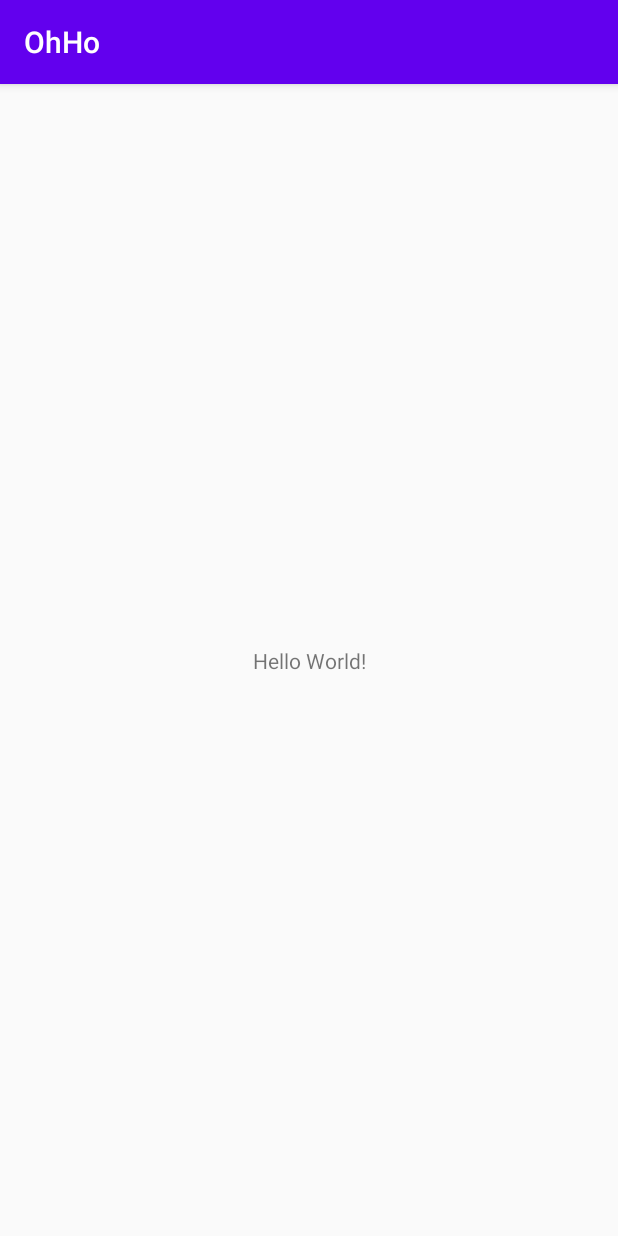
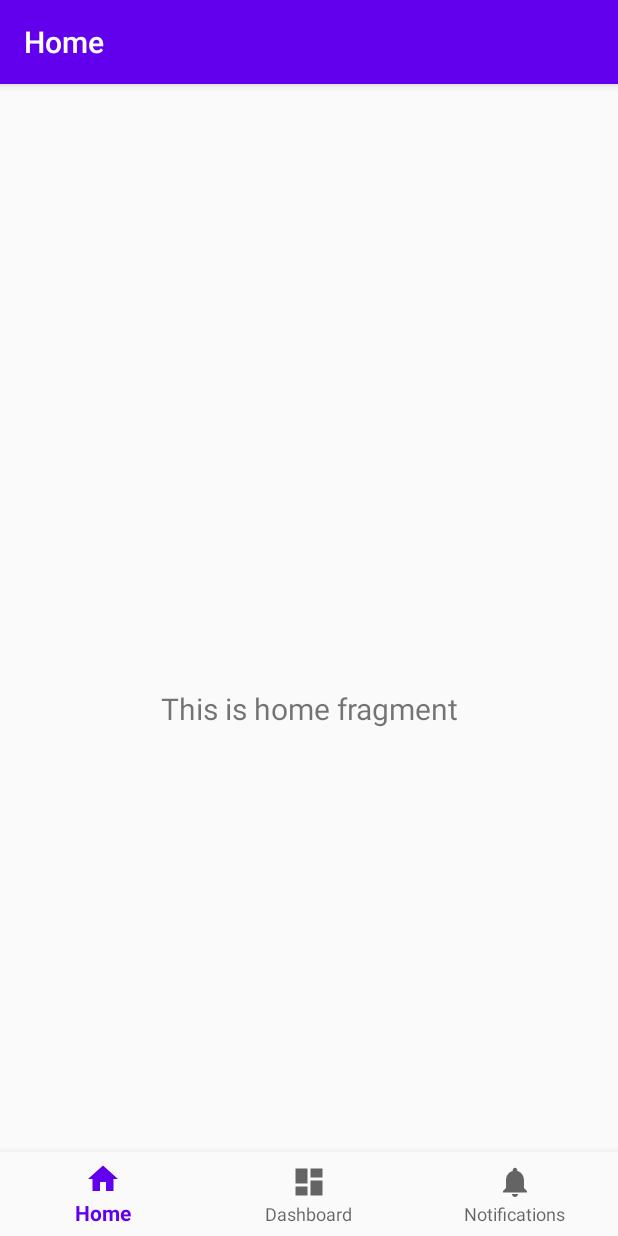
Before and after one commit to LeoCheung0221/OhHo, an Android app: the screen it shows after launch (MainActivity), on a phone screen of 412 x 824 dp. Run offline under Robolectric (Android 15) with nearby library versions, the phone set to English and light mode, and no system bars; our stand-ins replace navigation-ui.

Commit message:
init project

```diff
--- a/app/build.gradle
+++ b/app/build.gradle
@@ -25,7 +25,11 @@ android {
 dependencies {
     implementation fileTree(dir: "libs", include: ["*.jar"])
     implementation 'androidx.appcompat:appcompat:1.2.0'
+    implementation 'com.google.android.material:material:1.2.1'
     implementation 'androidx.constraintlayout:constraintlayout:2.0.1'
+    implementation 'androidx.navigation:navigation-fragment:2.3.0'
+    implementation 'androidx.navigation:navigation-ui:2.3.0'
+    implementation 'androidx.lifecycle:lifecycle-extensions:2.2.0'
     testImplementation 'junit:junit:4.12'
     androidTestImplementation 'androidx.test.ext:junit:1.1.2'
     androidTestImplementation 'androidx.test.espresso:espresso-core:3.3.0'
--- a/app/src/main/java/com/tufusi/ohho/MainActivity.java
+++ b/app/src/main/java/com/tufusi/ohho/MainActivity.java
@@ -1,8 +1,14 @@
 package com.tufusi.ohho;
 
+import android.os.Bundle;
+
 import androidx.appcompat.app.AppCompatActivity;
+import androidx.navigation.NavController;
+import androidx.navigation.Navigation;
+import androidx.navigation.ui.AppBarConfiguration;
+import androidx.navigation.ui.NavigationUI;
 
-import android.os.Bundle;
+import com.google.android.material.bottomnavigation.BottomNavigationView;
 
 public class MainActivity extends AppCompatActivity {
 
@@ -10,5 +16,15 @@ public class MainActivity extends AppCompatActivity {
     protected void onCreate(Bundle savedInstanceState) {
         super.onCreate(savedInstanceState);
         setContentView(R.layout.activity_main);
+        BottomNavigationView navView = findViewById(R.id.nav_view);
+        // Passing each menu ID as a set of Ids because each
+        // menu should be considered as top level destinations.
+        AppBarConfiguration appBarConfiguration = new AppBarConfiguration.Builder(
+                R.id.navigation_home, R.id.navigation_dashboard, R.id.navigation_notifications)
+                .build();
+        NavController navController = Navigation.findNavController(this, R.id.nav_host_fragment);
+        NavigationUI.setupActionBarWithNavController(this, navController, appBarConfiguration);
+        NavigationUI.setupWithNavController(navView, navController);
     }
+
 }
--- /dev/null
+++ b/app/src/main/java/com/tufusi/ohho/ui/home/HomeFragment.java
@@ -0,0 +1,36 @@
+package com.tufusi.ohho.ui.home;
+
+import android.os.Bundle;
+import android.view.LayoutInflater;
+import android.view.View;
+import android.view.ViewGroup;
+import android.widget.TextView;
+
+import androidx.annotation.NonNull;
+import androidx.annotation.Nullable;
+import androidx.fragment.app.Fragment;
+import androidx.lifecycle.Observer;
+import androidx.lifecycle.ViewModelProviders;
+
+import com.tufusi.ohho.R;
+
+public class HomeFragment extends Fragment {
+
+    private HomeViewModel homeViewModel;
+
+    @Override
+    public View onCreateView(@NonNull LayoutInflater inflater,
+                             ViewGroup container, Bundle savedInstanceState) {
+        homeViewModel =
+                ViewModelProviders.of(this).get(HomeViewModel.class);
+        View root = inflater.inflate(R.layout.fragment_home, container, false);
+        final TextView textView = root.findViewById(R.id.text_home);
+        homeViewModel.getText().observe(getViewLifecycleOwner(), new Observer<String>() {
+            @Override
+            public void onChanged(@Nullable String s) {
+                textView.setText(s);
+            }
+        });
+        return root;
+    }
+}
--- /dev/null
+++ b/app/src/main/java/com/tufusi/ohho/ui/home/HomeViewModel.java
@@ -0,0 +1,19 @@
+package com.tufusi.ohho.ui.home;
+
+import androidx.lifecycle.LiveData;
+import androidx.lifecycle.MutableLiveData;
+import androidx.lifecycle.ViewModel;
+
+public class HomeViewModel extends ViewModel {
+
+    private MutableLiveData<String> mText;
+
+    public HomeViewModel() {
+        mText = new MutableLiveData<>();
+        mText.setValue("This is home fragment");
+    }
+
+    public LiveData<String> getText() {
+        return mText;
+    }
+}
--- /dev/null
+++ b/app/src/main/res/drawable/ic_dashboard_black_24dp.xml
@@ -0,0 +1,9 @@
+<vector xmlns:android="http://schemas.android.com/apk/res/android"
+    android:width="24dp"
+    android:height="24dp"
+    android:viewportWidth="24.0"
+    android:viewportHeight="24.0">
+    <path
+        android:fillColor="#FF000000"
+        android:pathData="M3,13h8L11,3L3,3v10zM3,21h8v-6L3,15v6zM13,21h8L21,11h-8v10zM13,3v6h8L21,3h-8z" />
+</vector>
--- /dev/null
+++ b/app/src/main/res/drawable/ic_home_black_24dp.xml
@@ -0,0 +1,9 @@
+<vector xmlns:android="http://schemas.android.com/apk/res/android"
+    android:width="24dp"
+    android:height="24dp"
+    android:viewportWidth="24.0"
+    android:viewportHeight="24.0">
+    <path
+        android:fillColor="#FF000000"
+        android:pathData="M10,20v-6h4v6h5v-8h3L12,3 2,12h3v8z" />
+</vector>
--- /dev/null
+++ b/app/src/main/res/drawable/ic_notifications_black_24dp.xml
@@ -0,0 +1,9 @@
+<vector xmlns:android="http://schemas.android.com/apk/res/android"
+    android:width="24dp"
+    android:height="24dp"
+    android:viewportWidth="24.0"
+    android:viewportHeight="24.0">
+    <path
+        android:fillColor="#FF000000"
+        android:pathData="M12,22c1.1,0 2,-0.9 2,-2h-4c0,1.1 0.89,2 2,2zM18,16v-5c0,-3.07 -1.64,-5.64 -4.5,-6.32L13.5,4c0,-0.83 -0.67,-1.5 -1.5,-1.5s-1.5,0.67 -1.5,1.5v0.68C7.63,5.36 6,7.92 6,11v5l-2,2v1h16v-1l-2,-2z" />
+</vector>
--- a/app/src/main/res/layout/activity_main.xml
+++ b/app/src/main/res/layout/activity_main.xml
@@ -1,18 +1,33 @@
 <?xml version="1.0" encoding="utf-8"?>
 <androidx.constraintlayout.widget.ConstraintLayout xmlns:android="http://schemas.android.com/apk/res/android"
     xmlns:app="http://schemas.android.com/apk/res-auto"
-    xmlns:tools="http://schemas.android.com/tools"
+    android:id="@+id/container"
     android:layout_width="match_parent"
     android:layout_height="match_parent"
-    tools:context=".MainActivity">
+    android:paddingTop="?attr/actionBarSize">
 
-    <TextView
-        android:layout_width="wrap_content"
+    <com.google.android.material.bottomnavigation.BottomNavigationView
+        android:id="@+id/nav_view"
+        android:layout_width="0dp"
         android:layout_height="wrap_content"
-        android:text="Hello World!"
+        android:layout_marginStart="0dp"
+        android:layout_marginEnd="0dp"
+        android:background="?android:attr/windowBackground"
         app:layout_constraintBottom_toBottomOf="parent"
         app:layout_constraintLeft_toLeftOf="parent"
         app:layout_constraintRight_toRightOf="parent"
-        app:layout_constraintTop_toTopOf="parent" />
+        app:menu="@menu/bottom_nav_menu" />
+
+    <fragment
+        android:id="@+id/nav_host_fragment"
+        android:name="androidx.navigation.fragment.NavHostFragment"
+        android:layout_width="match_parent"
+        android:layout_height="match_parent"
+        app:defaultNavHost="true"
+        app:layout_constraintBottom_toTopOf="@id/nav_view"
+        app:layout_constraintLeft_toLeftOf="parent"
+        app:layout_constraintRight_toRightOf="parent"
+        app:layout_constraintTop_toTopOf="parent"
+        app:navGraph="@navigation/mobile_navigation" />
 
 </androidx.constraintlayout.widget.ConstraintLayout>
--- /dev/null
+++ b/app/src/main/res/layout/fragment_home.xml
@@ -0,0 +1,22 @@
+<?xml version="1.0" encoding="utf-8"?>
+<androidx.constraintlayout.widget.ConstraintLayout xmlns:android="http://schemas.android.com/apk/res/android"
+    xmlns:app="http://schemas.android.com/apk/res-auto"
+    xmlns:tools="http://schemas.android.com/tools"
+    android:layout_width="match_parent"
+    android:layout_height="match_parent"
+    tools:context=".ui.home.HomeFragment">
+
+    <TextView
+        android:id="@+id/text_home"
+        android:layout_width="match_parent"
+        android:layout_height="wrap_content"
+        android:layout_marginStart="8dp"
+        android:layout_marginTop="8dp"
+        android:layout_marginEnd="8dp"
+        android:textAlignment="center"
+        android:textSize="20sp"
+        app:layout_constraintBottom_toBottomOf="parent"
+        app:layout_constraintEnd_toEndOf="parent"
+        app:layout_constraintStart_toStartOf="parent"
+        app:layout_constraintTop_toTopOf="parent" />
+</androidx.constraintlayout.widget.ConstraintLayout>
--- /dev/null
+++ b/app/src/main/res/menu/bottom_nav_menu.xml
@@ -0,0 +1,19 @@
+<?xml version="1.0" encoding="utf-8"?>
+<menu xmlns:android="http://schemas.android.com/apk/res/android">
+
+    <item
+        android:id="@+id/navigation_home"
+        android:icon="@drawable/ic_home_black_24dp"
+        android:title="@string/title_home" />
+
+    <item
+        android:id="@+id/navigation_dashboard"
+        android:icon="@drawable/ic_dashboard_black_24dp"
+        android:title="@string/title_dashboard" />
+
+    <item
+        android:id="@+id/navigation_notifications"
+        android:icon="@drawable/ic_notifications_black_24dp"
+        android:title="@string/title_notifications" />
+
+</menu>
--- /dev/null
+++ b/app/src/main/res/navigation/mobile_navigation.xml
@@ -0,0 +1,26 @@
+<?xml version="1.0" encoding="utf-8"?>
+<navigation xmlns:android="http://schemas.android.com/apk/res/android"
+    xmlns:app="http://schemas.android.com/apk/res-auto"
+    xmlns:tools="http://schemas.android.com/tools"
+    android:id="@+id/mobile_navigation"
+    app:startDestination="@+id/navigation_home">
+
+    <fragment
+        android:id="@+id/navigation_home"
+        android:name="com.tufusi.ohho.ui.home.HomeFragment"
+        android:label="@string/title_home"
+        tools:layout="@layout/fragment_home" />
+
+    <fragment
+        android:id="@+id/navigation_dashboard"
+        android:name="com.tufusi.ohho.ui.dashboard.DashboardFragment"
+        android:label="@string/title_dashboard"
+        tools:layout="@layout/fragment_dashboard" />
+
+    <fragment
+        android:id="@+id/navigation_notifications"
+        android:name="com.tufusi.ohho.ui.notifications.NotificationsFragment"
+        android:label="@string/title_notifications"
+        tools:layout="@layout/fragment_notifications" />
+
+</navigation>
--- a/app/src/main/res/values/strings.xml
+++ b/app/src/main/res/values/strings.xml
@@ -1,3 +1,6 @@
 <resources>
     <string name="app_name">OhHo</string>
+    <string name="title_home">Home</string>
+    <string name="title_dashboard">Dashboard</string>
+    <string name="title_notifications">Notifications</string>
 </resources>
```
Also changed, not shown: app/src/main/java/com/tufusi/ohho/ui/dashboard/DashboardFragment.java (added, +36 -0 lines), app/src/main/java/com/tufusi/ohho/ui/dashboard/DashboardViewModel.java (added, +19 -0 lines), app/src/main/java/com/tufusi/ohho/ui/notifications/NotificationsFragment.java (added, +36 -0 lines), app/src/main/java/com/tufusi/ohho/ui/notifications/NotificationsViewModel.java (added, +19 -0 lines), app/src/main/res/drawable/ic_launcher_foreground.xml (added, +30 -0 lines), app/src/main/res/layout/fragment_dashboard.xml (added, +22 -0 lines), app/src/main/res/layout/fragment_notifications.xml (added, +22 -0 lines).
